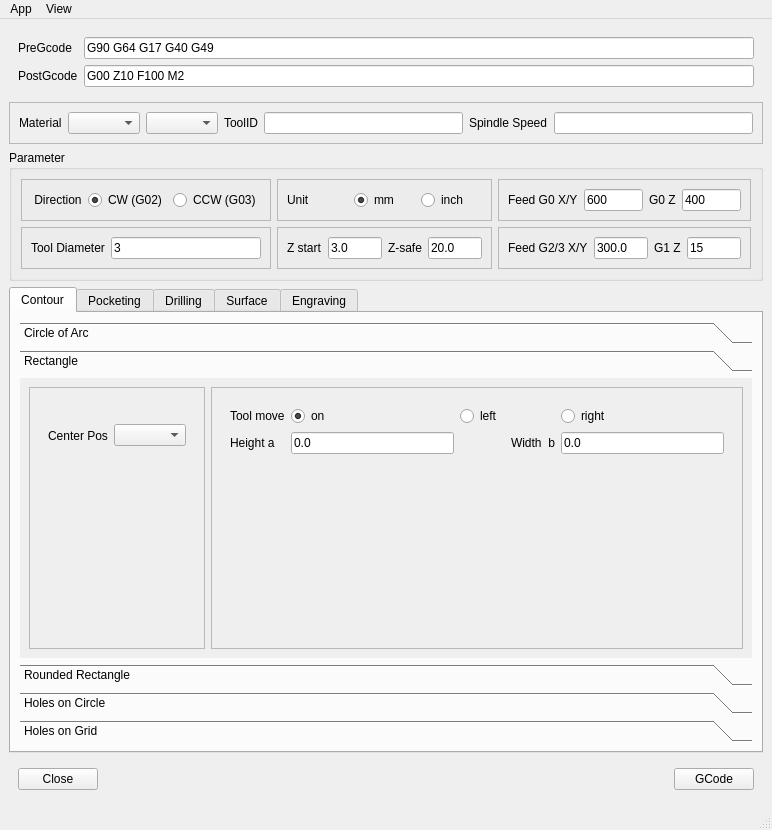
Old version of the form form.ui in the repository AlfredoCubitos/GCodeGenerator.
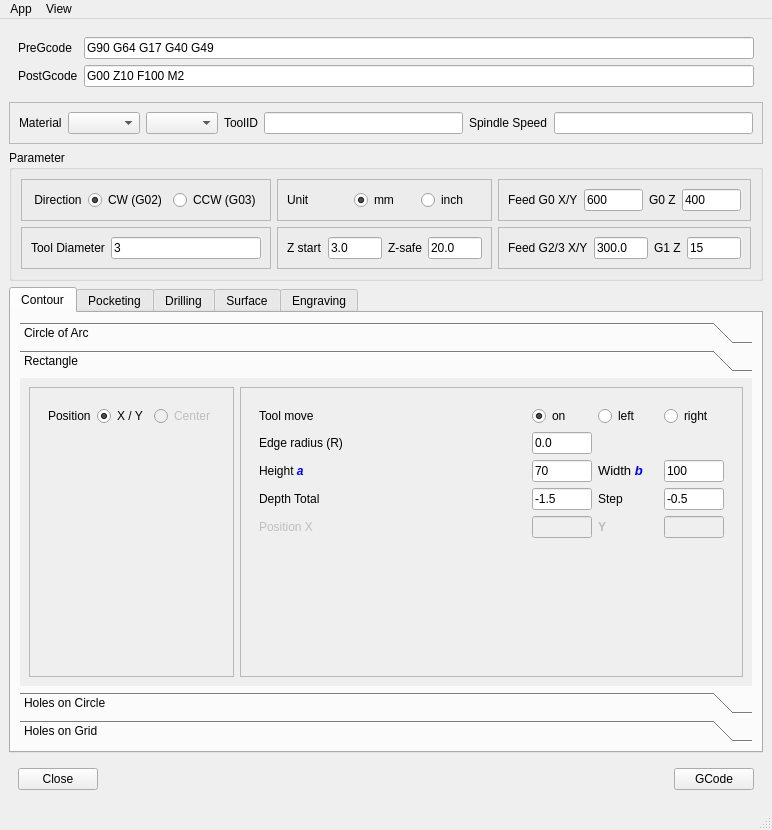
New version of the form. The open tabs and pages were chosen to show the change. Icons and pictures are not drawn.

Commit message: Rounded rec tab removed

Diff of the .ui file:
```diff
--- a/form.ui
+++ b/form.ui
@@ -772,214 +772,17 @@
             </item>
            </layout>
           </widget>
-          <widget class="QWidget" name="page_rectangle">
-           <property name="geometry">
-            <rect>
-             <x>0</x>
-             <y>0</y>
-             <width>724</width>
-             <height>312</height>
-            </rect>
-           </property>
-           <attribute name="label">
-            <string>Rectangle</string>
-           </attribute>
-           <layout class="QHBoxLayout" name="horizontalLayout_11">
-            <item>
-             <widget class="QFrame" name="frame_9">
-              <property name="frameShape">
-               <enum>QFrame::StyledPanel</enum>
-              </property>
-              <property name="frameShadow">
-               <enum>QFrame::Raised</enum>
-              </property>
-              <layout class="QVBoxLayout" name="verticalLayout_4">
-               <item>
-                <widget class="QFrame" name="frame_4">
-                 <property name="frameShape">
-                  <enum>QFrame::NoFrame</enum>
-                 </property>
-                 <property name="frameShadow">
-                  <enum>QFrame::Raised</enum>
-                 </property>
-                 <layout class="QHBoxLayout" name="horizontalLayout_9">
-                  <item>
-                   <widget class="QLabel" name="label_25">
-                    <property name="text">
-                     <string>Center Pos</string>
-                    </property>
-                   </widget>
-                  </item>
-                  <item>
-                   <widget class="QComboBox" name="cpRectangle">
-                    <property name="currentText">
-                     <string notr="true"/>
-                    </property>
-                   </widget>
-                  </item>
-                 </layout>
-                </widget>
-               </item>
-               <item>
-                <widget class="QFrame" name="frame_10">
-                 <property name="frameShape">
-                  <enum>QFrame::NoFrame</enum>
-                 </property>
-                 <property name="frameShadow">
-                  <enum>QFrame::Raised</enum>
-                 </property>
-                 <layout class="QHBoxLayout" name="horizontalLayout_10"/>
-                </widget>
-               </item>
-               <item>
-                <widget class="QLabel" name="imageRect">
-                 <property name="sizePolicy">
-                  <sizepolicy hsizetype="Minimum" vsizetype="Preferred">
-                   <horstretch>0</horstretch>
-                   <verstretch>0</verstretch>
-                  </sizepolicy>
-                 </property>
-                 <property name="text">
-                  <string notr="true"/>
-                 </property>
-                 <property name="textFormat">
-                  <enum>Qt::PlainText</enum>
-                 </property>
-                 <property name="pixmap">
-                  <pixmap>img/contour/rectangle-pic1_5.jpg</pixmap>
-                 </property>
-                 <property name="scaledContents">
-                  <bool>false</bool>
-                 </property>
-                </widget>
-               </item>
-              </layout>
-             </widget>
-            </item>
-            <item>
-             <widget class="QFrame" name="frame_5">
-              <property name="sizePolicy">
-               <sizepolicy hsizetype="Preferred" vsizetype="Preferred">
-                <horstretch>0</horstretch>
-                <verstretch>0</verstretch>
-               </sizepolicy>
-              </property>
-              <property name="frameShape">
-               <enum>QFrame::StyledPanel</enum>
-              </property>
-              <property name="frameShadow">
-               <enum>QFrame::Raised</enum>
-              </property>
-              <layout class="QVBoxLayout" name="verticalLayout_5">
-               <item>
-                <widget class="QFrame" name="frame_11">
-                 <property name="frameShape">
-                  <enum>QFrame::NoFrame</enum>
-                 </property>
-                 <property name="frameShadow">
-                  <enum>QFrame::Raised</enum>
-                 </property>
-                 <layout class="QGridLayout" name="gridLayout_2">
-                  <item row="0" column="1">
-                   <widget class="QRadioButton" name="rbTrcRect">
-                    <property name="text">
-                     <string>on</string>
-                    </property>
-                    <property name="checked">
-                     <bool>true</bool>
-                    </property>
-                   </widget>
-                  </item>
-                  <item row="0" column="0">
-                   <widget class="QLabel" name="label_26">
-                    <property name="text">
-                     <string>Tool move</string>
-                    </property>
-                   </widget>
-                  </item>
-                  <item row="1" column="4">
-                   <widget class="QLineEdit" name="heightB">
-                    <property name="text">
-                     <string>0.0</string>
-                    </property>
-                   </widget>
-                  </item>
-                  <item row="0" column="4">
-                   <widget class="QRadioButton" name="rbTrcrRect">
-                    <property name="statusTip">
-                     <string>Tool Radius Compensation Right (G42)</string>
-                    </property>
-                    <property name="text">
-                     <string comment="rcr">right</string>
-                    </property>
-                   </widget>
-                  </item>
-                  <item row="1" column="0">
-                   <widget class="QLabel" name="label_35">
-                    <property name="text">
-                     <string>Height a</string>
-                    </property>
-                   </widget>
-                  </item>
-                  <item row="0" column="2">
-                   <widget class="QRadioButton" name="rbTrclRect">
-                    <property name="statusTip">
-                     <string>Tool Radius Compensation Left (G41)</string>
-                    </property>
-                    <property name="text">
-                     <string comment="trcl">left </string>
-                    </property>
-                    <property name="checked">
-                     <bool>false</bool>
-                    </property>
-                   </widget>
-                  </item>
-                  <item row="1" column="3">
-                   <widget class="QLabel" name="label_30">
-                    <property name="text">
-                     <string>Width  b</string>
-                    </property>
-                   </widget>
-                  </item>
-                  <item row="2" column="0">
-                   <spacer name="verticalSpacer_3">
-                    <property name="orientation">
-                     <enum>Qt::Vertical</enum>
-                    </property>
-                    <property name="sizeHint" stdset="0">
-                     <size>
-                      <width>20</width>
-                      <height>40</height>
-                     </size>
-                    </property>
-                   </spacer>
-                  </item>
-                  <item row="1" column="1">
-                   <widget class="QLineEdit" name="heightA">
-                    <property name="text">
-                     <string>0.0</string>
-                    </property>
-                   </widget>
-                  </item>
-                 </layout>
-                </widget>
-               </item>
-              </layout>
-             </widget>
-            </item>
-           </layout>
-          </widget>
           <widget class="QWidget" name="page_roundedRectangle">
            <property name="geometry">
             <rect>
              <x>0</x>
              <y>0</y>
-             <width>718</width>
-             <height>392</height>
+             <width>719</width>
+             <height>374</height>
             </rect>
            </property>
            <attribute name="label">
-            <string>Rounded Rectangle</string>
+            <string>Rectangle</string>
            </attribute>
            <layout class="QHBoxLayout" name="horizontalLayout_16">
             <item>
@@ -1099,7 +902,7 @@
                   <item row="2" column="0">
                    <widget class="QLabel" name="label_43">
                     <property name="text">
-                     <string>&lt;html&gt;&lt;head/&gt;&lt;body&gt;&lt;p&gt;Height &lt;span style=&quot; font-weight:600;&quot;&gt;a&lt;/span&gt;&lt;/p&gt;&lt;/body&gt;&lt;/html&gt;</string>
+                     <string>&lt;html&gt;&lt;head/&gt;&lt;body&gt;&lt;p&gt;Height &lt;span style=&quot; font-weight:600; font-style:italic; color:#0000ff;&quot;&gt;a&lt;/span&gt;&lt;/p&gt;&lt;/body&gt;&lt;/html&gt;</string>
                     </property>
                    </widget>
                   </item>
@@ -1145,7 +948,7 @@
                      </size>
                     </property>
                     <property name="text">
-                     <string>1.0</string>
+                     <string>0.0</string>
                     </property>
                    </widget>
                   </item>
@@ -1201,7 +1004,11 @@
                   <item row="2" column="2">
                    <widget class="QLabel" name="label_38">
                     <property name="text">
-                     <string>&lt;html&gt;&lt;head/&gt;&lt;body&gt;&lt;p&gt;Width  &lt;span style=&quot; font-weight:600;&quot;&gt;b&lt;/span&gt;&lt;/p&gt;&lt;/body&gt;&lt;/html&gt;</string>
+                     <string>&lt;!DOCTYPE HTML PUBLIC &quot;-//W3C//DTD HTML 4.0//EN&quot; &quot;http://www.w3.org/TR/REC-html40/strict.dtd&quot;&gt;
+&lt;html&gt;&lt;head&gt;&lt;meta name=&quot;qrichtext&quot; content=&quot;1&quot; /&gt;&lt;style type=&quot;text/css&quot;&gt;
+p, li { white-space: pre-wrap; }
+&lt;/style&gt;&lt;/head&gt;&lt;body style=&quot; font-family:'Noto Sans'; font-size:10pt; font-weight:400; font-style:normal;&quot;&gt;
+&lt;p style=&quot; margin-top:12px; margin-bottom:12px; margin-left:0px; margin-right:0px; -qt-block-indent:0; text-indent:0px;&quot;&gt;Width&lt;span style=&quot; font-style:italic;&quot;&gt; &lt;/span&gt;&lt;span style=&quot; font-weight:600; font-style:italic; color:#0000ff;&quot;&gt;b&lt;/span&gt;&lt;/p&gt;&lt;/body&gt;&lt;/html&gt;</string>
                     </property>
                    </widget>
                   </item>
```
Left out of the diff: 30 changed lines with no effect on the pictures. The commit also changes 12 other files.
